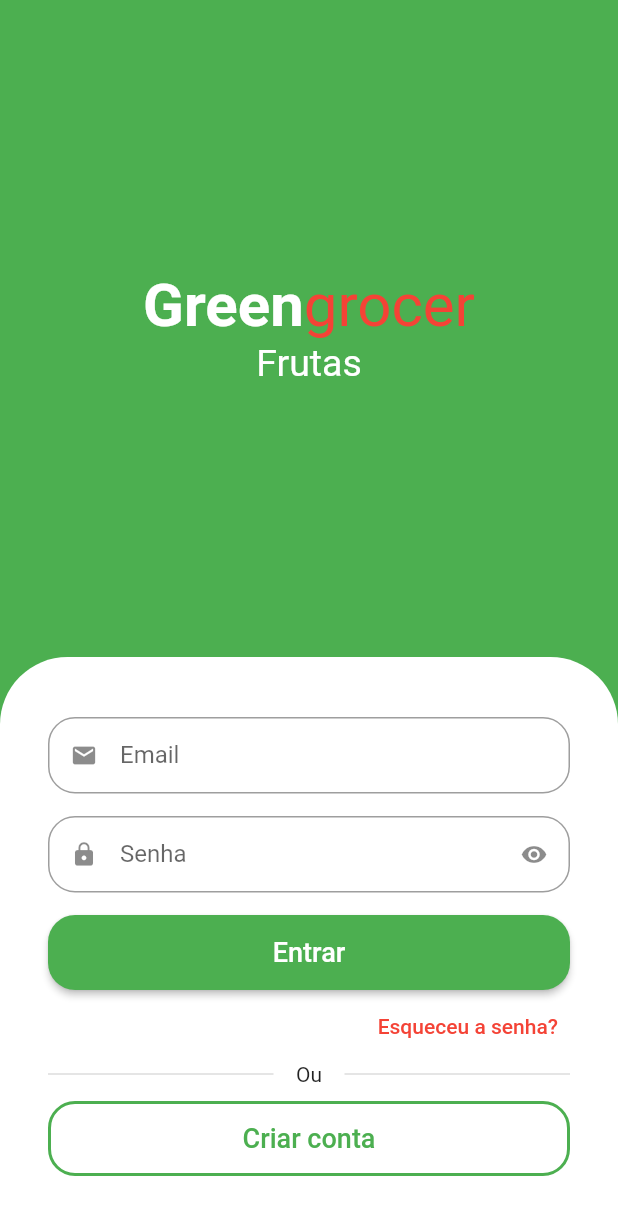
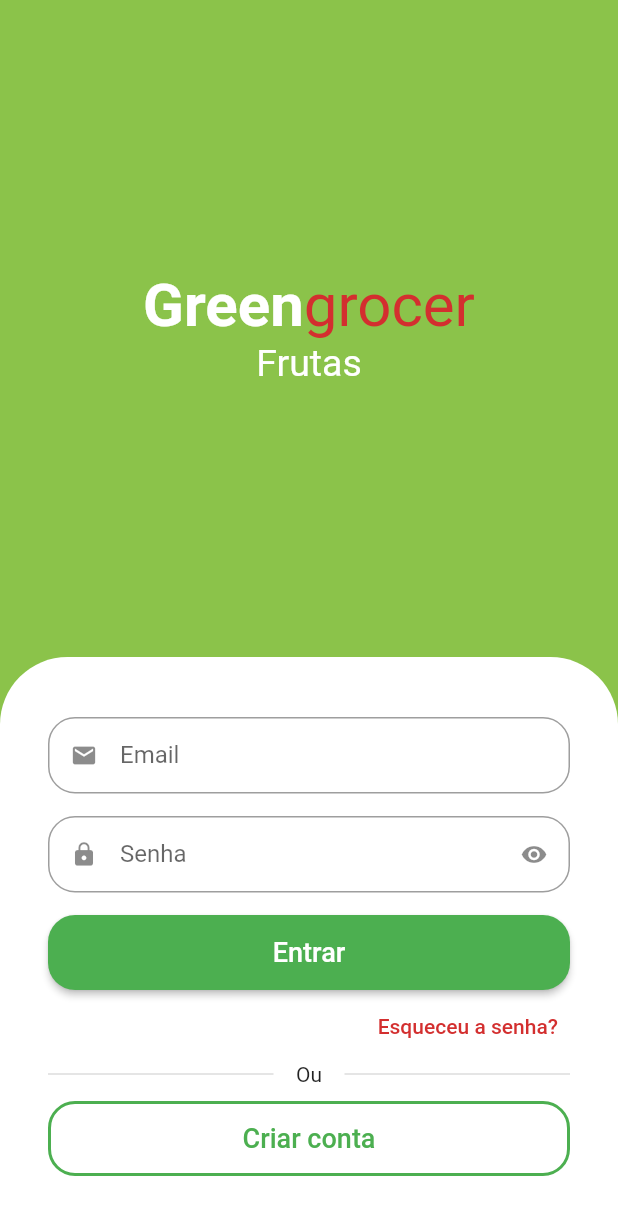
Before and after one commit to tcpires/flutter_study, a Flutter app: the screen it shows after launch, on a phone screen of 412 x 824 dp. Shown: the top 1215 px of the screen. Run offline on Flutter 3.47's test engine with Material 2 defaults, Android fonts, the phone set to English and light mode, and no system bars; drawn by our look-alikes of animated_text_kit; missing offline and left inert: dart:ffi.

Commit message:
creates custom colors to login screen

```diff
--- a/lib/src/auth/sign_in_screen.dart
+++ b/lib/src/auth/sign_in_screen.dart
@@ -1,6 +1,8 @@
 import 'package:animated_text_kit/animated_text_kit.dart';
 import 'package:flutter/material.dart';
 import 'package:start_flutter/src/auth/components/custom_text_field.dart';
+
+import '../config/custom_colors.dart';
 
 class SignInScreen extends StatelessWidget {
   const SignInScreen({Key? key}) : super(key: key);
@@ -8,19 +10,19 @@ class SignInScreen extends StatelessWidget {
   @override
   Widget build(BuildContext context) {
     return Scaffold(
-      backgroundColor: Colors.green,
+      backgroundColor: CustomColors.customSwatchColor,
       body: Column(children: [
         Expanded(
             child: Column(
           mainAxisAlignment: MainAxisAlignment.center,
           children: [
-            const Text.rich(
+            Text.rich(
               TextSpan(
-                style: TextStyle(
+                style: const TextStyle(
                   fontSize: 40,
                 ),
                 children: [
-                  TextSpan(
+                  const TextSpan(
                     text: 'Green',
                     style: TextStyle(
                       color: Colors.white,
@@ -29,7 +31,7 @@ class SignInScreen extends StatelessWidget {
                   ),
                   TextSpan(
                     text: 'grocer',
-                    style: TextStyle(color: Colors.red),
+                    style: TextStyle(color: CustomColors.customContrastColor),
                   ),
                 ],
               ),
@@ -91,10 +93,10 @@ class SignInScreen extends StatelessWidget {
                     alignment: Alignment.centerRight,
                     child: TextButton(
                         onPressed: () {},
-                        child: const Text(
+                        child: Text(
                           'Esqueceu a senha?',
                           style: TextStyle(
-                            color: Colors.red,
+                            color: CustomColors.customContrastColor,
                           ),
                         )),
                   ),
--- /dev/null
+++ b/lib/src/config/custom_colors.dart
@@ -0,0 +1,20 @@
+import 'package:flutter/material.dart';
+
+Map<int, Color> _swatchOpacity = {
+  50: const Color.fromRGBO(139, 195, 74, .1),
+  100: const Color.fromRGBO(139, 195, 74, .2),
+  200: const Color.fromRGBO(139, 195, 74, .3),
+  300: const Color.fromRGBO(139, 195, 74, .4),
+  400: const Color.fromRGBO(139, 195, 74, .5),
+  500: const Color.fromRGBO(139, 195, 74, .6),
+  600: const Color.fromRGBO(139, 195, 74, .7),
+  700: const Color.fromRGBO(139, 195, 74, .8),
+  800: const Color.fromRGBO(139, 195, 74, .9),
+  900: const Color.fromRGBO(139, 195, 74, 1),
+};
+
+abstract class CustomColors{
+  static Color customContrastColor = Colors.red.shade700;
+
+  static MaterialColor customSwatchColor = MaterialColor(0xff8BC34A, _swatchOpacity);
+}
```
